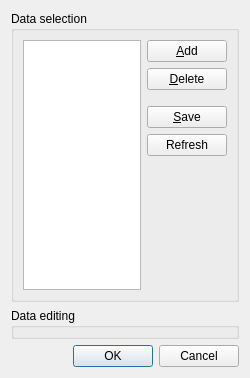
Qt form gtes_starts/dbt_editor/dbt_editor.ui (olgerd27/gtes_starts) before a commit.
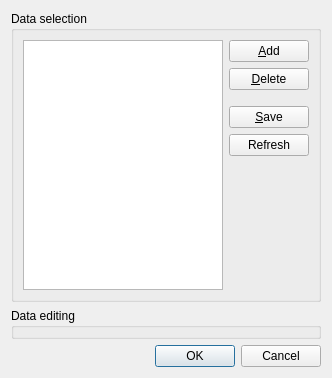
The same form after that commit. Icons and pictures are not drawn.

Commit message: Setted minimum width of content view in the dialog.

What changed in the file:
```diff
--- a/gtes_starts/dbt_editor/dbt_editor.ui
+++ b/gtes_starts/dbt_editor/dbt_editor.ui
@@ -6,7 +6,7 @@
    <rect>
     <x>0</x>
     <y>0</y>
-    <width>250</width>
+    <width>319</width>
     <height>350</height>
    </rect>
   </property>
@@ -37,7 +37,7 @@
        <widget class="QTableView" name="m_tableContents">
         <property name="minimumSize">
          <size>
-          <width>0</width>
+          <width>200</width>
           <height>250</height>
          </size>
         </property>
```
